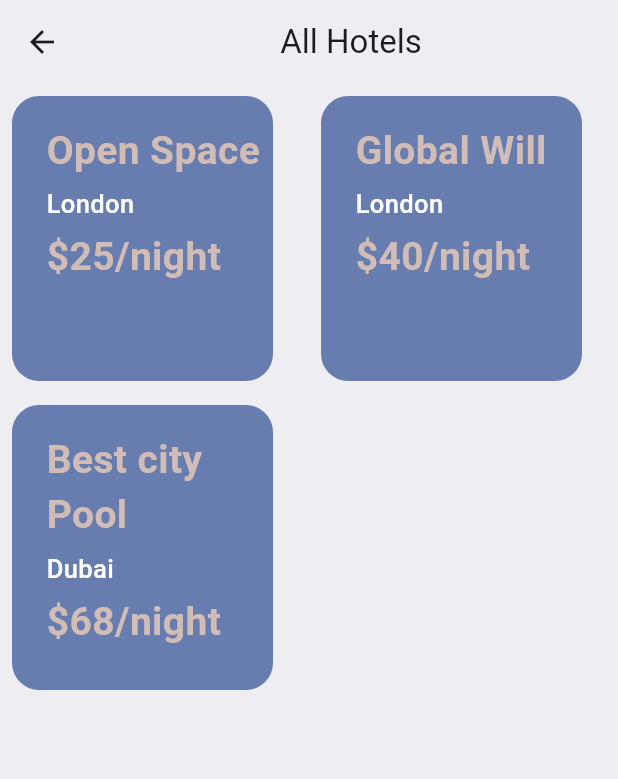
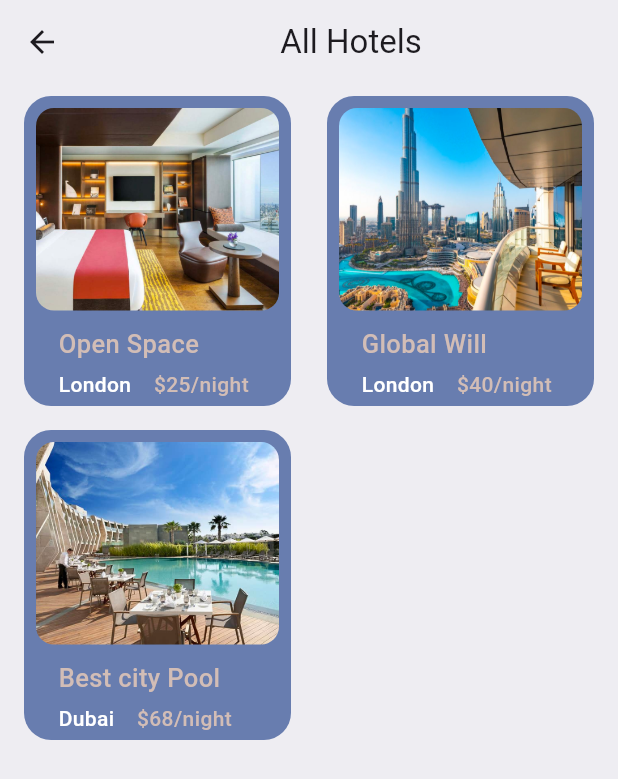
Before and after one commit to Thejandeera/ticket-app-tutorial, a Flutter app: the AllHotels screen opened by its route, on a phone screen of 412 x 824 dp. Shown: the top 779 px of the screen. Run offline on Flutter 3.47's test engine with Material 3 defaults, Android fonts, the phone set to English and light mode, and no system bars; our stand-ins replace barcode_widget, fluentui_icons.

Commit message:
done hotels

```diff
--- a/lib/main.dart
+++ b/lib/main.dart
@@ -1,6 +1,7 @@
 import 'package:flutter/material.dart';
 import 'package:ticket_app/screens/all_tickets.dart';
 import 'package:ticket_app/screens/home/all_hotels.dart';
+import 'package:ticket_app/screens/hotel_detail.dart';
 import 'package:ticket_app/screens/ticket/ticket_screen.dart';
 
 import 'base/bottom_nav_bar.dart';
@@ -22,6 +23,7 @@ class MyApp extends StatelessWidget {
         "all_tickets": (context) => const AllTickets(),
         "ticket_screen": (context) => const TicketScreen(),
         "all_hotels": (context) => const AllHotels(),
+        "hotel_detail": (context) => const HotelDetail(),
       },
 
     );
--- a/lib/routes/app_routes.dart
+++ b/lib/routes/app_routes.dart
@@ -3,4 +3,5 @@ class AppRoute{
   static const allTickets = "/all_tickets";
   static const ticketScreen = "/ticket_screen";
   static const allHotels = "/all_hotels";
+  static const hotelDetail = "/hotel_detail";
 }
--- a/lib/screens/home/all_hotels.dart
+++ b/lib/screens/home/all_hotels.dart
@@ -16,22 +16,102 @@ class AllHotels extends StatelessWidget {
         title: Center(child: Text("All Hotels")),
         backgroundColor: AppStyles.bgColor,
       ),
-      body: Padding(
+      body: Container(
+        margin: EdgeInsets.only(left: 8),
+        child: Padding(
           padding: const EdgeInsets.all(8.0),
           child: GridView.builder(
             gridDelegate: SliverGridDelegateWithFixedCrossAxisCount(
               crossAxisCount: 2,
               crossAxisSpacing: 16.0,
               mainAxisSpacing: 16.0,
-            childAspectRatio: 1.0,
+              childAspectRatio: 0.90,
             ),
             itemCount: hotelList.length,
             itemBuilder: (context,index){
               var singleHotel = hotelList[index];
-            return Hotel(hotel: singleHotel);
+              return HotelGridView(hotel: singleHotel);
             },
+          ),
         ),
       ),
     );
   }
 }
+
+
+
+class HotelGridView extends StatelessWidget {
+  final Map<String, dynamic> hotel;
+  const HotelGridView({super.key, required this.hotel});
+
+  @override
+  Widget build(BuildContext context) {
+    final size = MediaQuery.of(context).size;
+    return GestureDetector(
+      onTap: (){
+        Navigator.pushNamed(context, "hotel_detail");
+      },
+      child: Container(
+        padding: const EdgeInsets.all(8.0),
+        margin: EdgeInsets.only(right: 8),
+        //width: size.width * 0.6,
+        height: 350,
+        decoration: BoxDecoration(
+          color: AppStyles.primaryColor,
+          borderRadius: BorderRadius.circular(18),
+        ),
+        child: Column(
+          crossAxisAlignment: CrossAxisAlignment.start,
+          children: [
+            AspectRatio(
+              aspectRatio: 1.2,
+              child: Container(
+                decoration: BoxDecoration(
+                  color: AppStyles.primaryColor,
+                  borderRadius: BorderRadius.circular(12),
+                  image: DecorationImage(
+                    fit: BoxFit.cover,
+                    image: AssetImage("assets/images/${hotel['image']}"),
+                  ),
+                ),
+              ),
+            ),
+            SizedBox(height: 10),
+            Padding(
+              padding: const EdgeInsets.only(left: 15),
+              child: Text(
+                hotel['place'],
+                style: AppStyles.headlineStyle3.copyWith(
+                  color: AppStyles.kakiColor,
+                ),
+              ),
+            ),
+            SizedBox(height: 5),
+            Row(
+              children: [
+                Padding(
+                  padding: const EdgeInsets.only(left: 15),
+                  child: Text(
+                    hotel['destination'],
+                    style: AppStyles.headlineStyle4.copyWith(color: Colors.white),
+                  ),
+                ),
+                // SizedBox(width: 5),
+                Padding(
+                  padding: const EdgeInsets.only(left: 15),
+                  child: Text(
+                    "\$${hotel['price']}/night",
+                    style: AppStyles.headlineStyle4.copyWith(
+                      color: AppStyles.kakiColor,
+                    ),
+                  ),
+                ),
+              ],
+            ),
+          ],
+        ),
+      ),
+    );
+  }
+}
--- a/lib/screens/home/widgets/hotel.dart
+++ b/lib/screens/home/widgets/hotel.dart
@@ -13,8 +13,8 @@ class Hotel extends StatelessWidget {
     return Container(
       padding: const EdgeInsets.all(8.0),
       margin: EdgeInsets.only(right: 16),
-      // width: size.width * 0.6,
-      // height: 350,
+       width: size.width * 0.6,
+       height: 350,
       decoration: BoxDecoration(
         color: AppStyles.primaryColor,
         borderRadius: BorderRadius.circular(18),
@@ -23,7 +23,7 @@ class Hotel extends StatelessWidget {
         crossAxisAlignment: CrossAxisAlignment.start,
         children: [
           Container(
-            // height: 180,
+            height: 180,
             decoration: BoxDecoration(
               color: AppStyles.primaryColor,
               borderRadius: BorderRadius.circular(12),
```
Also changed, not shown: lib/screens/hotel_detail.dart (added, +61 -0 lines), lib/screens/ticket/ticket_screen.dart (+12 -7 lines). Lines whose indentation alone changed are shown as unchanged.
